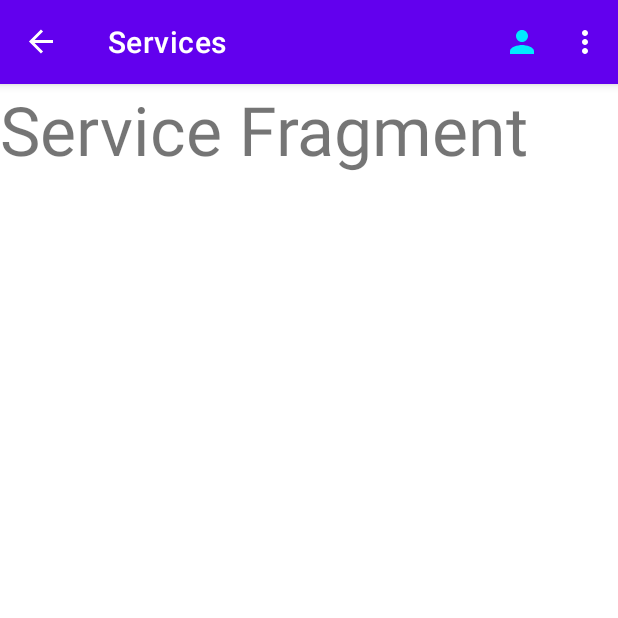
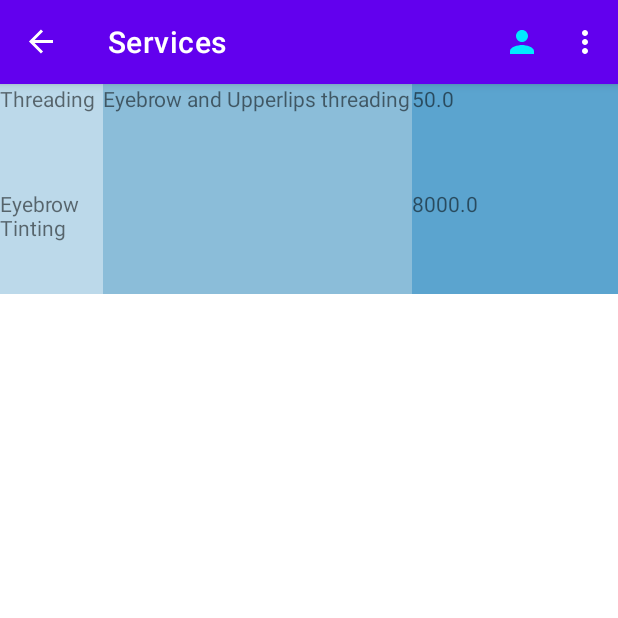
Before and after one commit to PriyankaShrestha/Vision_Beauty_Academy, an Android app: the Services screen opened through its navigation route, on a phone screen of 412 x 824 dp, the top half of it. Run offline under Robolectric (Android 15) with nearby library versions, the phone set to English and light mode, and no system bars; our stand-ins replace navigation-ui.

Commit message:
created some fragments

```diff
--- a/app/src/main/java/com/example/vision/ProductAdapter.java
+++ b/app/src/main/java/com/example/vision/ProductAdapter.java
@@ -50,11 +50,11 @@ public class ProductAdapter extends RecyclerView.Adapter<ProductAdapter.ViewHold
             name = itemView.findViewById(R.id.name);
             price = itemView.findViewById(R.id.price);
             productId = itemView.findViewById(R.id.productId);
-            itemView.setOnClickListener(view -> listener.onCLicked(products.get(getAdapterPosition())));
+            itemView.setOnClickListener(view -> listener.onClicked(products.get(getAdapterPosition())));
         }
     }
 
     public interface onListItemClickListener {
-        void onCLicked(Product prod);
+        void onClicked(Product prod);
     }
 }
--- a/app/src/main/java/com/example/vision/Products.java
+++ b/app/src/main/java/com/example/vision/Products.java
@@ -18,6 +18,7 @@ import java.util.List;
 
 public class Products extends Fragment implements ProductAdapter.onListItemClickListener {
 
+    // TODO safe delete the classes related to products
     RecyclerView recyclerView;
     List<Product> productsList  = new ArrayList<>();
 
@@ -47,7 +48,7 @@ public class Products extends Fragment implements ProductAdapter.onListItemClick
     }
 
     @Override
-    public void onCLicked(Product prod) {
+    public void onClicked(Product prod) {
         // do something
     }
 }
--- /dev/null
+++ b/app/src/main/java/com/example/vision/Service.java
@@ -0,0 +1,46 @@
+package com.example.vision;
+
+public class Service {
+    private String service_name;
+    private String description;
+    private double price;
+    private int icon_id;
+
+    public Service(String service_name, String description, double price) {
+        this.service_name = service_name;
+        this.description = description;
+        this.price = price;
+    }
+
+    public String getService_name() {
+        return service_name;
+    }
+
+    public void setService_name(String service_name) {
+        this.service_name = service_name;
+    }
+
+    public String getDescription() {
+        return description;
+    }
+
+    public void setDescription(String description) {
+        this.description = description;
+    }
+
+    public double getPrice() {
+        return price;
+    }
+
+    public void setPrice(double price) {
+        this.price = price;
+    }
+
+    public int getIcon_id() {
+        return icon_id;
+    }
+
+    public void setIcon_id(int icon_id) {
+        this.icon_id = icon_id;
+    }
+}
--- /dev/null
+++ b/app/src/main/java/com/example/vision/ServiceAdapter.java
@@ -0,0 +1,62 @@
+package com.example.vision;
+
+
+import android.view.LayoutInflater;
+import android.view.View;
+import android.view.ViewGroup;
+import android.widget.TextView;
+
+import androidx.annotation.NonNull;
+import androidx.recyclerview.widget.RecyclerView;
+
+import java.util.List;
+
+public class ServiceAdapter extends RecyclerView.Adapter<ServiceAdapter.ViewHolder> {
+
+    List<Service> services;
+    onListItemListener listener;
+
+
+    public ServiceAdapter(List<Service> services, onListItemListener listener) {
+        this.services = services;
+        this.listener = listener;
+    }
+
+    @NonNull
+    @Override
+    public ServiceAdapter.ViewHolder onCreateViewHolder(@NonNull ViewGroup parent, int viewType) {
+        LayoutInflater inflater = LayoutInflater.from(parent.getContext());
+        View view = inflater.inflate(R.layout.service_items, parent, false);
+        return new ViewHolder(view);
+    }
+
+    @Override
+    public void onBindViewHolder(@NonNull ServiceAdapter.ViewHolder holder, int position) {
+        holder.service_name.setText(services.get(position).getService_name());
+        holder.description.setText(services.get(position).getDescription());
+        holder.price.setText(String.valueOf(services.get(position).getPrice()));
+    }
+
+    @Override
+    public int getItemCount() {
+        return services.size();
+    }
+
+    public class ViewHolder extends RecyclerView.ViewHolder {
+        TextView service_name;
+        TextView description;
+        TextView price;
+        public ViewHolder(@NonNull View itemView) {
+            super(itemView);
+            service_name = itemView.findViewById(R.id.service_name);
+            description = itemView.findViewById(R.id.description);
+            price = itemView.findViewById(R.id.service_price);
+            itemView.setOnClickListener(view -> listener.onClicked(services.get(getAdapterPosition())));
+
+        }
+    }
+
+    public interface onListItemListener {
+        void onClicked(Service service);
+    }
+}
--- a/app/src/main/java/com/example/vision/Services.java
+++ b/app/src/main/java/com/example/vision/Services.java
@@ -5,17 +5,46 @@ import android.os.Bundle;
 import androidx.annotation.NonNull;
 import androidx.annotation.Nullable;
 import androidx.fragment.app.Fragment;
+import androidx.recyclerview.widget.LinearLayoutManager;
+import androidx.recyclerview.widget.RecyclerView;
 
 import android.view.LayoutInflater;
 import android.view.View;
 import android.view.ViewGroup;
 
+import java.util.ArrayList;
+import java.util.List;
 
-public class Services extends Fragment {
+
+public class Services extends Fragment implements ServiceAdapter.onListItemListener{
+
+    RecyclerView recyclerView;
 
   @Override
     public View onCreateView(@NonNull LayoutInflater inflater, @Nullable ViewGroup container,
                              @Nullable Bundle savedInstanceState) {
-        return inflater.inflate(R.layout.frag_services, container, false);
+        View view = inflater.inflate(R.layout.frag_services, container, false);
+
+        recyclerView = view.findViewById(R.id.servicesList);
+
+        recyclerView.setLayoutManager(new LinearLayoutManager(getContext()));
+        recyclerView.hasFixedSize();
+
+        //TODO get the services from the database
+        List<Service> servicesList = new ArrayList<>();
+
+        servicesList.add(new Service("Threading", "Eyebrow and Upperlips threading", 50.00));
+        servicesList.add(new Service("Eyebrow Tinting", "", 8000.00));
+
+
+        ServiceAdapter adapter = new ServiceAdapter(servicesList, this);
+        recyclerView.setAdapter(adapter);
+
+        return view;
+  }
+
+    @Override
+    public void onClicked(Service service) {
+        //TODO implement functionality when the service item is clicked
     }
 }
--- a/app/src/main/res/layout/activity_main.xml
+++ b/app/src/main/res/layout/activity_main.xml
@@ -55,63 +55,3 @@
         app:menu="@menu/main_menu" />
 
 </androidx.drawerlayout.widget.DrawerLayout>
-
-   <!--
-
-
-            <com.google.android.material.bottomnavigation.BottomNavigationView
-                android:id="@+id/bottom_navigation_view"
-                android:layout_width="0dp"
-                android:layout_height="wrap_content"
-                android:layout_marginStart="0dp"
-                android:layout_marginEnd="0dp"
-                android:background="?android:attr/windowBackground"
-                app:layout_constraintBottom_toBottomOf="parent"
-                app:layout_constraintLeft_toLeftOf="parent"
-                app:layout_constraintRight_toRightOf="parent"
-                app:menu="@menu/main_menu" />
-
-
-   <com.google.android.material.appbar.MaterialToolbar
-        android:id="@+id/myToolbar"
-        style="@style/Widget.MaterialComponents.Toolbar.Primary"
-        android:layout_width="match_parent"
-        android:layout_height="0dp"
-        android:layout_marginBottom="584dp"
-        app:layout_constraintEnd_toEndOf="parent"
-        app:layout_constraintStart_toStartOf="parent"
-        app:layout_constraintTop_toTopOf="parent"
-        app:title="Vision" />
-
-    <TextView
-        android:id="@+id/textView"
-        android:layout_width="wrap_content"
-        android:layout_height="wrap_content"
-        android:text="@string/business_name"
-        app:layout_constraintBottom_toBottomOf="parent"
-        app:layout_constraintLeft_toLeftOf="parent"
-        app:layout_constraintRight_toRightOf="parent"
-        app:layout_constraintTop_toTopOf="parent" />
-
-    <com.google.android.material.floatingactionbutton.FloatingActionButton
-        android:id="@+id/floatingActionButton"
-        android:layout_width="wrap_content"
-        android:layout_height="wrap_content"
-        android:layout_margin="16dp"
-        android:src="@drawable/ic_baseline_chat_24"
-        app:layout_constraintBottom_toBottomOf="parent"
-        app:layout_constraintEnd_toEndOf="parent" />
-
-    <FrameLayout
-        android:id="@+id/fragment_container"
-        android:name="com.example.vision.MyProfile"
-        android:layout_width="0dp"
-        android:layout_height="wrap_content"
-        app:layout_constraintBottom_toBottomOf="parent"
-        app:layout_constraintLeft_toLeftOf="parent"
-        app:layout_constraintRight_toRightOf="parent"
-        app:layout_constraintTop_toTopOf="parent" />
-
-
-</androidx.constraintlayout.widget.ConstraintLayout>
-    -->
--- a/app/src/main/res/layout/frag_services.xml
+++ b/app/src/main/res/layout/frag_services.xml
@@ -3,14 +3,22 @@
     xmlns:tools="http://schemas.android.com/tools"
     android:layout_width="match_parent"
     android:layout_height="match_parent"
-    tools:context=".Services"
->
+    xmlns:app="http://schemas.android.com/apk/res-auto"
+    tools:context=".Services">
 
     <TextView
+        android:id="@+id/header"
         android:layout_width="match_parent"
         android:layout_height="match_parent"
-        android:text="Service Fragment"
+        android:text="@string/services"
         android:textSize="45sp"
         />
 
+    <androidx.recyclerview.widget.RecyclerView
+        android:id="@+id/servicesList"
+        android:layout_width="match_parent"
+        android:layout_height="match_parent"
+        app:layout_constraintTop_toBottomOf="@id/header"
+        />
+
 </androidx.constraintlayout.widget.ConstraintLayout>
--- /dev/null
+++ b/app/src/main/res/layout/service_items.xml
@@ -0,0 +1,32 @@
+<?xml version="1.0" encoding="utf-8"?>
+<LinearLayout xmlns:android="http://schemas.android.com/apk/res/android"
+    android:layout_width="match_parent"
+    android:layout_height="wrap_content"
+    android:orientation="horizontal"
+    >
+
+    <TextView
+        android:id="@+id/service_name"
+        android:layout_width="0dp"
+        android:layout_height="70dp"
+        android:layout_weight="1"
+        android:background="#bcd9ea"
+        android:text="@string/service_name"/>
+
+    <TextView
+        android:id="@+id/description"
+        android:layout_width="0dp"
+        android:layout_height="70dp"
+        android:layout_weight="3"
+        android:background="#8bbdd9"
+        android:text="@string/description"/>
+
+    <TextView
+        android:id="@+id/service_price"
+        android:layout_width="0dp"
+        android:layout_weight="2"
+        android:layout_height="70dp"
+        android:background="#5ba4cf"
+        android:text="@string/price"/>
+
+</LinearLayout>
--- a/app/src/main/res/menu/main_menu.xml
+++ b/app/src/main/res/menu/main_menu.xml
@@ -12,4 +12,8 @@
         android:id="@+id/products"/>
     <item android:title="@string/services"
         android:id="@+id/services"/>
+    <item android:title="@string/login"
+        android:id="@+id/login"/>
+    <item android:title="@string/front_page"
+        android:id="@+id/frontpage"/>
 </menu>
--- a/app/src/main/res/navigation/navigation.xml
+++ b/app/src/main/res/navigation/navigation.xml
@@ -35,4 +35,16 @@
         android:label="Services"
         tools:layout="@layout/frag_services" />
 
+    <fragment
+        android:id="@+id/front_page"
+        android:name="com.example.vision.FrontPage"
+        android:label="FrontPage"
+        tools:layout="@layout/front_page" />
+
+    <fragment
+        android:id="@+id/login"
+        android:name="com.example.vision.LoginPage"
+        android:label="LoginPage"
+        tools:layout="@layout/frag_login" />
+
 </navigation>
--- a/app/src/main/res/values/strings.xml
+++ b/app/src/main/res/values/strings.xml
@@ -8,4 +8,12 @@
     <string name="business_name">Vision Beauty Academy &amp; Makeup Studio</string>
     <string name="save">Save</string>
     <string name="cancel">Cancel</string>
+    <string name="login">Login</string>
+    <string name="username">Username</string>
+    <string name="password">Password</string>
+    <string name="name">Name</string>
+    <string name="front_page">Front Page</string>
+    <string name="service_name">Service Name</string>
+    <string name="description">Description</string>
+    <string name="price">Price</string>
 </resources>
```
Also changed, not shown: app/src/main/java/com/example/vision/FrontPage.java (added, +19 -0 lines), app/src/main/java/com/example/vision/LoginPage.java (added, +18 -0 lines), app/src/main/res/layout/frag_login.xml (added, +79 -0 lines), app/src/main/res/layout/front_page.xml (added, +17 -0 lines).
